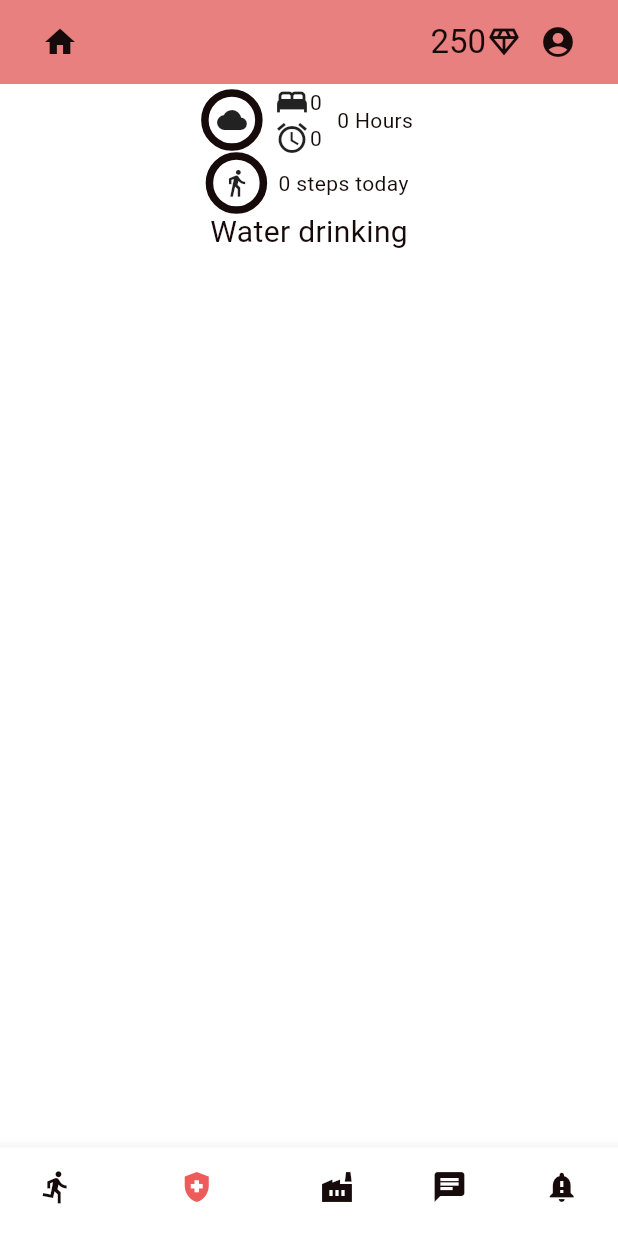
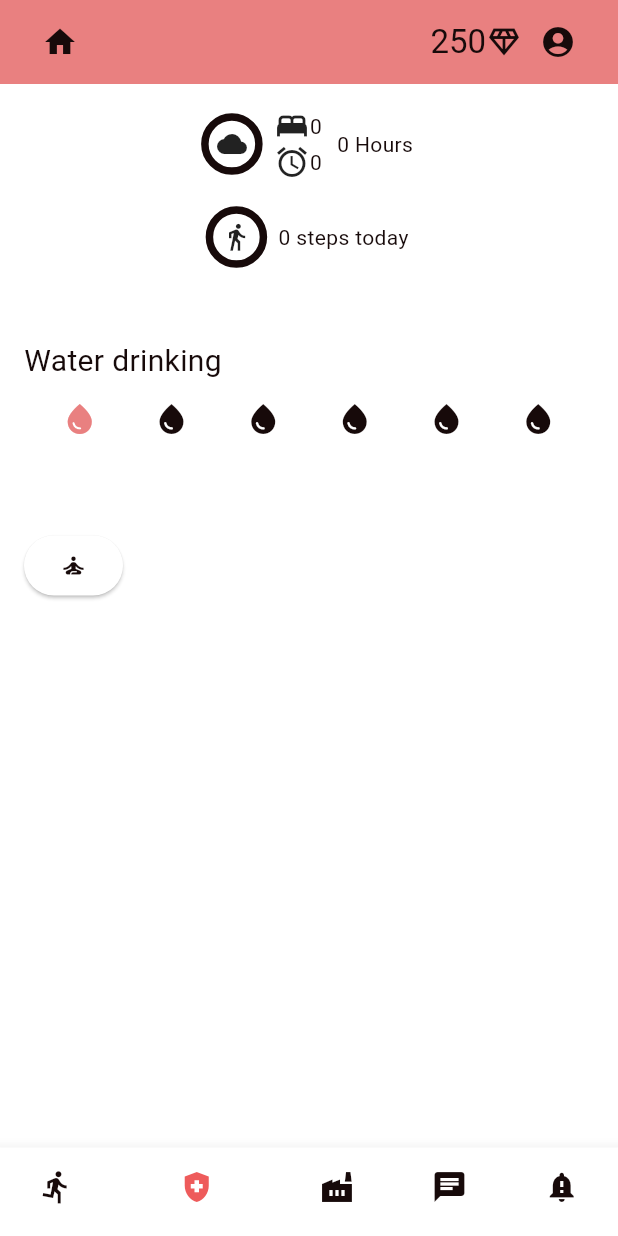
Before and after one commit to NoahFraiture/Starthack24, a Flutter app: the screen it shows after launch, item 2 of the bottom bar chosen, on a phone screen of 412 x 824 dp. Run offline on Flutter 3.47's test engine with Material 3 defaults, Android fonts, the phone set to English and light mode, and no system bars; our stand-ins replace pedometer, timer_count_down; missing offline and left inert: flutter_activity_recognition.

Commit message:
feat: water

```diff
--- a/bellcoach/lib/page/health_page.dart
+++ b/bellcoach/lib/page/health_page.dart
@@ -1,9 +1,9 @@
-import 'dart:math';
-
+import 'package:bellcoach/page/breathing.dart';
 import 'package:bellcoach/user.dart';
 import 'package:bellcoach/widget/bottom_bar_custom.dart';
 import 'package:bellcoach/widget/top_bar_custom.dart';
 import 'package:flutter/material.dart';
+import 'dart:developer';
 
 class HealthPage extends StatefulWidget {
   const HealthPage({super.key});
@@ -16,11 +16,13 @@ class _HealthPage extends State<HealthPage> {
   @override
   Widget build(BuildContext context) {
     return Scaffold(
-      body: Column(
-        crossAxisAlignment: CrossAxisAlignment.center,
+      body: Padding(
+        padding: const EdgeInsets.all(16.0),
+        child: Column(
+          crossAxisAlignment: CrossAxisAlignment.start,
           children: [
             Row(
-            mainAxisSize: MainAxisSize.min,
+              mainAxisAlignment: MainAxisAlignment.center,
               children: [
                 Stack(
                   alignment: AlignmentDirectional.center,
@@ -52,8 +54,9 @@ class _HealthPage extends State<HealthPage> {
                 Text("${UserCustom.sleeps.lastOrNull?.duration.inHours ?? 0} Hours"),
               ],
             ),
+            const SizedBox(height: 20),
             Row(
-            mainAxisSize: MainAxisSize.min,
+              mainAxisAlignment: MainAxisAlignment.center,
               children: [
                 Stack(
                   alignment: AlignmentDirectional.center,
@@ -71,16 +74,72 @@ class _HealthPage extends State<HealthPage> {
                 Text("${UserCustom.currentSteps} steps today"),
               ],
             ),
+            const SizedBox(height: 50),
             const Text("Water drinking", style: TextStyle(fontSize: 20)),
-          Container(), // sleep stats
-          Container(), // walk stats
-          Container(), // water drinking
-          Container(), // button to breathing
-          Container(), // button to food
+            Row(mainAxisAlignment: MainAxisAlignment.spaceEvenly, children: [
+              for (int i = 0; i < 6; i++)
+                Glass(
+                    index: i,
+                    iconColor: i <= UserCustom.water
+                        ? Theme.of(context).colorScheme.secondary
+                        : Theme.of(context).colorScheme.onBackground,
+                    onTap: (index) => setState(() {
+                          if (index == UserCustom.water) {
+                            UserCustom.water = index - 1;
+                          } else {
+                            UserCustom.water = index;
+                          }
+                        }))
+            ]),
+            const SizedBox(height: 50),
+            Row(
+              children: [
+                Container(
+                  decoration: BoxDecoration(
+                    borderRadius: BorderRadius.circular(50),
+                    color: Theme.of(context).colorScheme.primary,
+                  ),
+                  child: ElevatedButton(
+                      style: ButtonStyle(
+                          shape: MaterialStateProperty.all<RoundedRectangleBorder>(
+                              RoundedRectangleBorder(
+                        borderRadius: BorderRadius.circular(50.0),
+                      ))),
+                      onPressed: () {
+                        Navigator.push(
+                          context,
+                          PageRouteBuilder(
+                            pageBuilder: (context, animation1, animation2) => const BreathingPage(),
+                            transitionDuration: Duration.zero,
+                            reverseTransitionDuration: Duration.zero,
+                          ),
+                        );
+                      },
+                      child: Icon(
+                        Icons.self_improvement,
+                        color: Theme.of(context).colorScheme.onBackground,
+                      )),
+                )
               ],
+            )
+          ],
+        ),
       ),
       appBar: const TopBarCustom(),
       bottomNavigationBar: const BottomBarCustom(pageID: PageID.health),
     );
   }
 }
+
+class Glass extends StatelessWidget {
+  final int index;
+  final Color iconColor;
+  final void Function(int index) onTap;
+  const Glass({super.key, required this.index, required this.onTap, required this.iconColor});
+
+  @override
+  Widget build(BuildContext context) {
+    return IconButton(
+        onPressed: () => onTap(index), icon: Icon(Icons.water_drop, color: iconColor));
+  }
+}
--- a/bellcoach/lib/user.dart
+++ b/bellcoach/lib/user.dart
@@ -36,6 +36,9 @@ class UserCustom {
     walks.add(walk);
     people[0] = self;
   }
+
+  // Water drinking
+  static int water = 0;
 
   // green wall
   static List<ActivityData> activity = self.activity;
```
Lines whose indentation alone changed are shown as unchanged.
